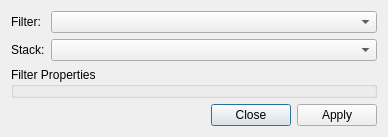
First picture: the form in mantidimaging/gui/ui/filters_window.ui, repository mantidproject/mantidimaging, before the edit.
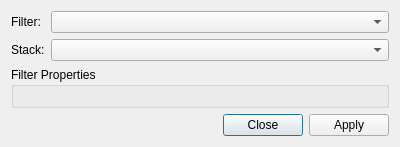
Second picture: the form after the edit.

Commit message:
Add filter registration
Re #138

Diff of the .ui file:
```diff
--- a/mantidimaging/gui/ui/filters_window.ui
+++ b/mantidimaging/gui/ui/filters_window.ui
@@ -6,8 +6,8 @@
    <rect>
     <x>0</x>
     <y>0</y>
-    <width>388</width>
-    <height>122</height>
+    <width>400</width>
+    <height>144</height>
    </rect>
   </property>
   <property name="windowTitle">
@@ -36,9 +36,23 @@
    </item>
    <item row="3" column="0" colspan="2">
     <widget class="QGroupBox" name="filterPropertiesContainer">
+     <property name="sizePolicy">
+      <sizepolicy hsizetype="Expanding" vsizetype="Expanding">
+       <horstretch>0</horstretch>
+       <verstretch>0</verstretch>
+      </sizepolicy>
+     </property>
      <property name="title">
       <string>Filter Properties</string>
      </property>
+     <property name="checkable">
+      <bool>false</bool>
+     </property>
+     <layout class="QFormLayout" name="filterPropertiesLayout">
+      <property name="fieldGrowthPolicy">
+       <enum>QFormLayout::AllNonFixedFieldsGrow</enum>
+      </property>
+     </layout>
     </widget>
    </item>
    <item row="4" column="0" colspan="2">
```
The commit also changes 8 other files.
